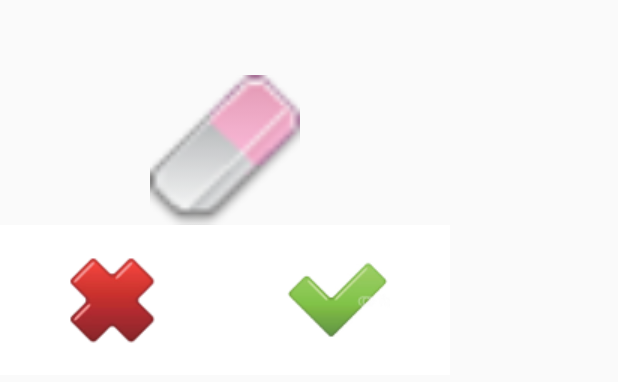
After one commit to loraneleb/DrawApp, an Android app: the layout new_draw.xml on its own in the app's theme, with its tools: preview values and no code run, on a phone screen of 412 x 824 dp. The commit adds this screen. Shown: the top 382 px of the screen. Run offline under Robolectric (Android 15) with nearby library versions, the phone set to English and light mode, and no system bars.

Commit message:
Save avant suppression button new

```diff
--- /dev/null
+++ b/app/src/main/res/layout/new_draw.xml
@@ -0,0 +1,38 @@
+<?xml version="1.0" encoding="utf-8"?>
+<LinearLayout xmlns:android="http://schemas.android.com/apk/res/android"
+    android:layout_width="300dp"
+    android:layout_height="300dp"
+    android:gravity="center"
+    android:orientation="vertical" >
+
+    <ImageView
+        android:layout_width="100dp"
+        android:layout_height="100dp"
+        android:src="@drawable/eraser"/>
+
+    <LinearLayout
+        android:layout_width="match_parent"
+        android:layout_height="wrap_content"
+        android:orientation="horizontal">
+
+        <ImageButton
+            android:id="@+id/noBtn"
+            android:layout_width="100dp"
+            android:layout_height="100dp"
+            android:layout_weight="1"
+            android:contentDescription="@string/sml"
+            android:background="#FFFFFF"
+            android:src="@drawable/no70"/>
+
+        <ImageButton
+            android:id="@+id/yesBtn"
+            android:layout_width="100dp"
+            android:layout_height="100dp"
+            android:layout_weight="1"
+            android:contentDescription="@string/sml"
+            android:background="#FFFFFF"
+            android:src="@drawable/yes70" />
+
+    </LinearLayout>
+
+</LinearLayout>
```
Also changed, not shown: app/src/main/java/com/lorane/drawapp/MainActivity.java (+43 -16 lines), app/src/main/res/layout/brush_chooser.xml (+8 -8 lines), app/src/main/res/drawable/espace.png (added), app/src/main/res/drawable/no.png (added), app/src/main/res/drawable/no70.png (added), app/src/main/res/drawable/yes.png (added), app/src/main/res/drawable/yes70.png (added).
